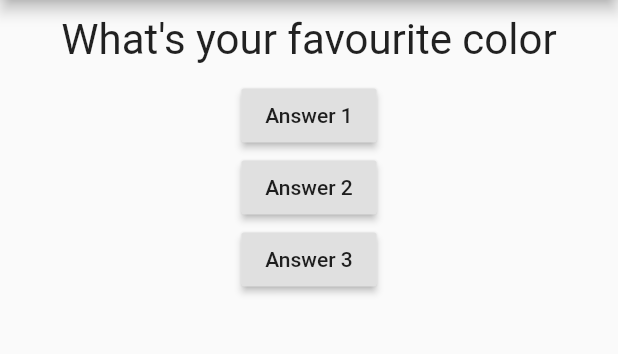
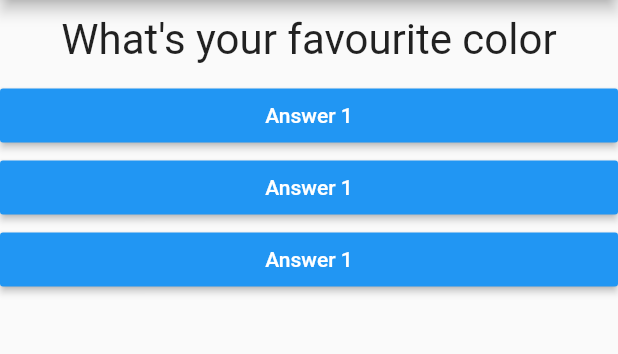
Before and after one commit to thabopali/flutter_firstapp, a Flutter app: the screen it shows after launch, on a phone screen of 412 x 824 dp, the part 84-438 px from its top. Run offline on Flutter 3.47's test engine with Material 2 defaults, Android fonts, the phone set to English and light mode, and no system bars.

Commit message:
Using Map

```diff
--- /dev/null
+++ b/lib/answer.dart
@@ -0,0 +1,20 @@
+import 'package:flutter/material.dart';
+
+class Answer extends StatelessWidget {
+  final Function selectHandler;
+
+  Answer(this.selectHandler);
+
+  @override
+  Widget build(BuildContext context) {
+    return Container(
+      width: double.infinity,
+      child: RaisedButton(
+        color: Colors.blue,
+        textColor: Colors.white,
+        child: Text('Answer 1'),
+        onPressed: selectHandler,
+      ),
+    );
+  }
+}
--- a/lib/main.dart
+++ b/lib/main.dart
@@ -1,6 +1,7 @@
 import 'package:flutter/material.dart';
 
 import './question.dart';
+import './answer.dart';
 
 //void main() {
 //  runApp(MyApp());
@@ -9,7 +10,6 @@ import './question.dart';
 void main() => runApp(MyApp());
 
 class MyApp extends StatefulWidget {
-
   @override
   State<StatefulWidget> createState() {
     // TODO: implement createState
@@ -31,10 +31,18 @@ class _MyAppState extends State<MyApp> {
   @override
   Widget build(BuildContext context) {
     var questions = [
-      'What\'s your favourite color',
-      'What\'s your favourite animal?',
-      'What\'s your favourite music?',
-      'What\'s your favourite movie?',
+      {
+        'questionText': 'What\'s your favourite color',
+        'answers': ['Black', 'Red', 'Green', 'White']
+      },
+       {
+        'questionText': 'What\'s your favourite animal',
+        'answers': ['Lion', 'Tiger', 'Rabbit', 'Rhino']
+      },
+       {
+        'questionText': 'Who\'s your favourite instructor',
+        'answers': ['Max', 'Mosh', 'Rob', 'Jonas']
+      },
     ];
     return MaterialApp(
       home: Scaffold(
@@ -42,19 +50,12 @@ class _MyAppState extends State<MyApp> {
           title: Text('My First App'),
         ),
         body: Column(children: [
-          Question(questions[_questionIndex]),
-          RaisedButton(
-            child: Text('Answer 1'),
-            onPressed: _answerQuestion,
+          Question(
+            questions[_questionIndex]['questionText'],
           ),
-          RaisedButton(
-            child: Text('Answer 2'),
-            onPressed: () => print('Answer 2 chosen'),
-          ),
-          RaisedButton(
-            child: Text('Answer 3'),
-            onPressed: () => print('Answer 3 chosen'),
-          ),
+          Answer(_answerQuestion),
+          Answer(_answerQuestion),
+          Answer(_answerQuestion),
         ]),
       ),
     );
```
